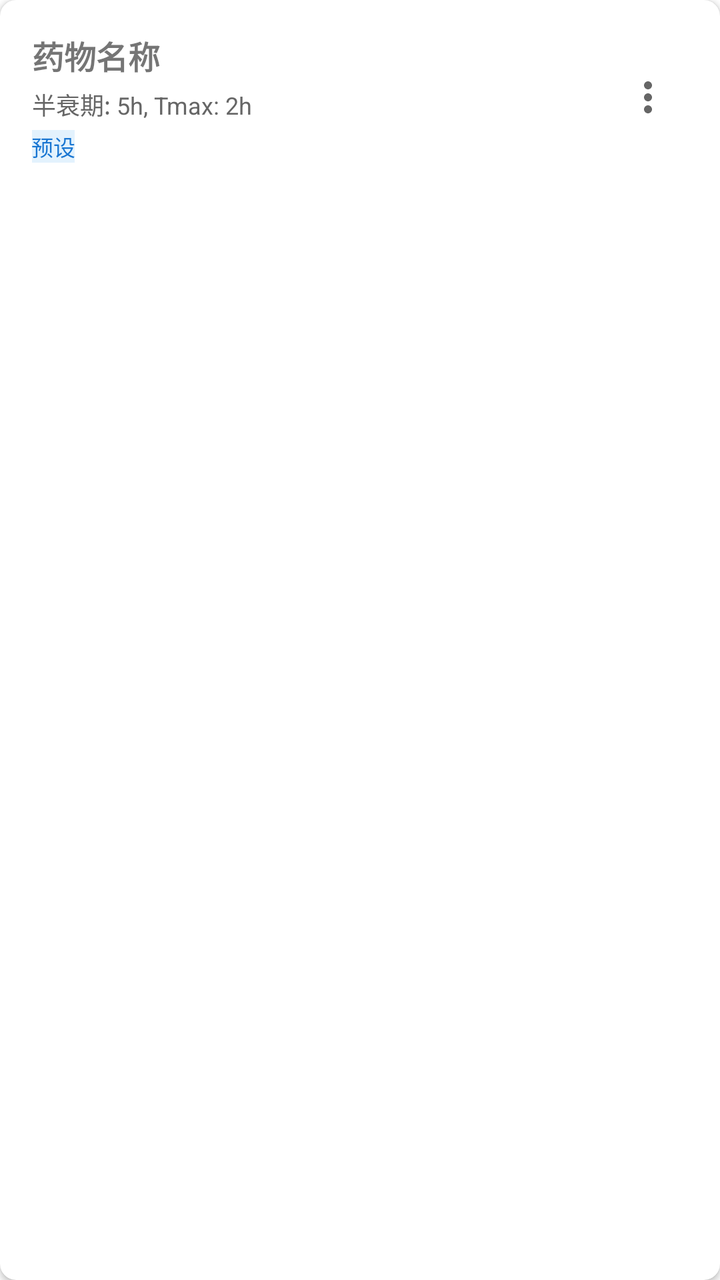
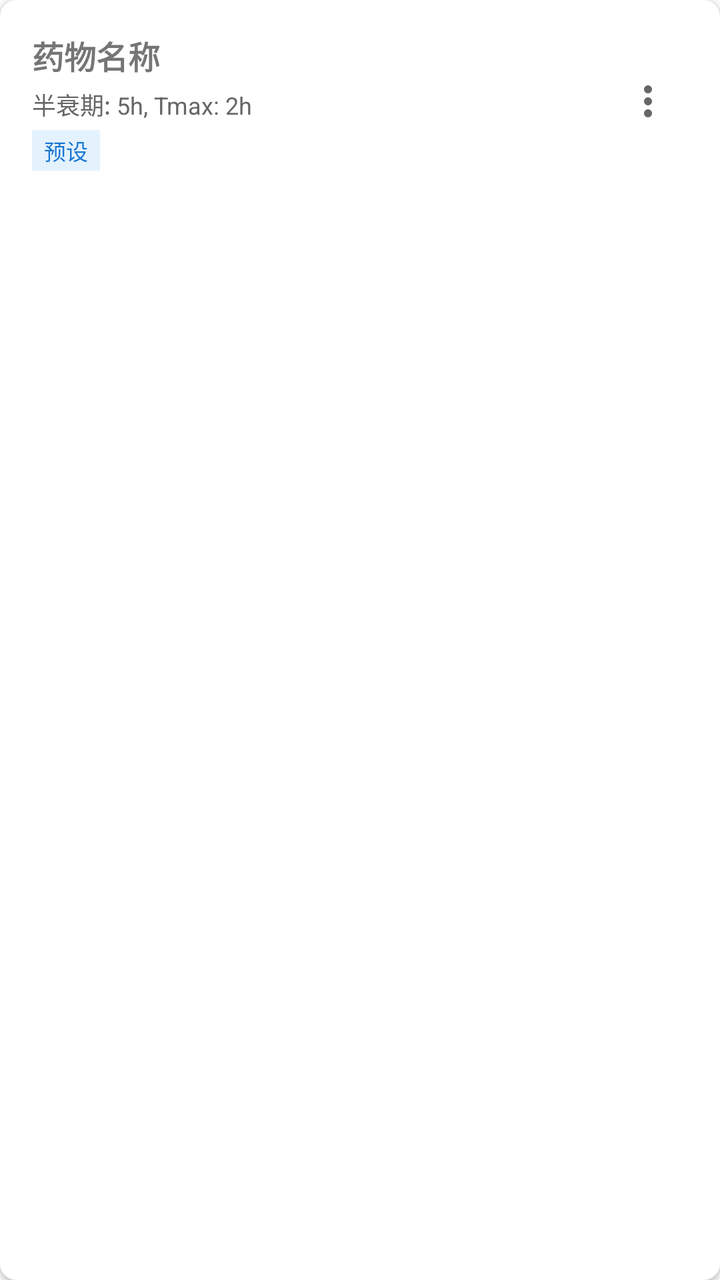

An Android layout rendered at two revisions. The XML below is the earlier revision; the diff shows what the commit changed to produce the second picture.
<!-- AndroidManifest.xml: application theme Theme.DrugTracker -->
<!-- res/layout/item_drug.xml -->
<?xml version="1.0" encoding="utf-8"?>
<androidx.cardview.widget.CardView xmlns:android="http://schemas.android.com/apk/res/android"
    xmlns:app="http://schemas.android.com/apk/res-auto"
    android:layout_width="match_parent"
    android:layout_height="wrap_content"
    android:layout_margin="8dp"
    app:cardCornerRadius="8dp"
    app:cardElevation="2dp">

    <LinearLayout
        android:layout_width="match_parent"
        android:layout_height="wrap_content"
        android:orientation="horizontal"
        android:padding="16dp"
        android:gravity="center_vertical">

        <LinearLayout
            android:layout_width="0dp"
            android:layout_height="wrap_content"
            android:layout_weight="1"
            android:orientation="vertical">

            <TextView
                android:id="@+id/tvName"
                android:layout_width="wrap_content"
                android:layout_height="wrap_content"
                android:text="药物名称"
                android:textSize="16sp"
                android:textStyle="bold" />

            <TextView
                android:id="@+id/tvInfo"
                android:layout_width="wrap_content"
                android:layout_height="wrap_content"
                android:layout_marginTop="4dp"
                android:text="半衰期: 5h, Tmax: 2h"
                android:textSize="12sp"
                android:textColor="#666666" />

            <TextView
                android:id="@+id/tvType"
                android:layout_width="wrap_content"
                android:layout_height="wrap_content"
                android:layout_marginTop="4dp"
                android:text="预设"
                android:textSize="11sp"
                android:padding="2dp 6dp"
                android:background="#E3F2FD"
                android:textColor="#1976D2" />
        </LinearLayout>

        <ImageButton
            android:id="@+id/btnMenu"
            android:layout_width="wrap_content"
            android:layout_height="wrap_content"
            android:src="@drawable/ic_more"
            android:background="?attr/selectableItemBackgroundBorderless"
            android:padding="8dp" />
    </LinearLayout>
</androidx.cardview.widget.CardView>
<!-- resources referenced by this layout -->
<resources>
  <!-- drawable ic_more (drawable) -->
  <?xml version="1.0" encoding="utf-8"?>
  <vector xmlns:android="http://schemas.android.com/apk/res/android"
      android:width="24dp"
      android:height="24dp"
      android:viewportWidth="24"
      android:viewportHeight="24">
      <path
          android:fillColor="#666666"
          android:pathData="M12,8c1.1,0 2,-0.9 2,-2s-0.9,-2 -2,-2 -2,0.9 -2,2 0.9,2 2,2zM12,14c1.1,0 2,-0.9 2,-2s-0.9,-2 -2,-2 -2,0.9 -2,2 0.9,2 2,2zM12,20c1.1,0 2,-0.9 2,-2s-0.9,-2 -2,-2 -2,0.9 -2,2 0.9,2 2,2z"/>
  </vector>
  <style name="Theme.DrugTracker" parent="Theme.MaterialComponents.DayNight.DarkActionBar">
          <item name="colorPrimary">@color/colorPrimary</item>
          <item name="colorPrimaryVariant">@color/colorPrimaryDark</item>
          <item name="colorOnPrimary">@color/white</item>
          <item name="colorSecondary">@color/colorAccent</item>
      </style>
  <color name="colorPrimary">#1976D2</color>
  <color name="colorPrimaryDark">#1565C0</color>
  <color name="white">#FFFFFF</color>
  <color name="colorAccent">#2196F3</color>
</resources>

<!-- the commit's change to res/layout/item_drug.xml (unified diff, before → after) -->
@@ -44,7 +44,10 @@
                 android:layout_marginTop="4dp"
                 android:text="预设"
                 android:textSize="11sp"
-                android:padding="2dp 6dp"
+                android:paddingTop="2dp"
+                android:paddingBottom="2dp"
+                android:paddingStart="6dp"
+                android:paddingEnd="6dp"
                 android:background="#E3F2FD"
                 android:textColor="#1976D2" />
         </LinearLayout>
